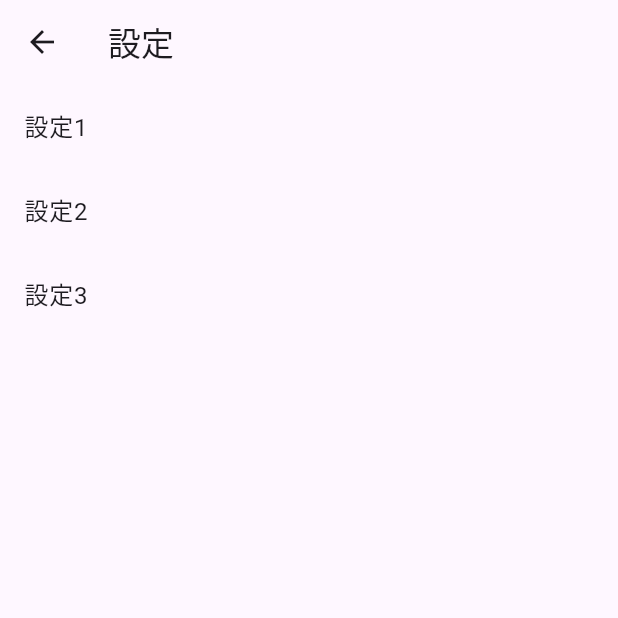
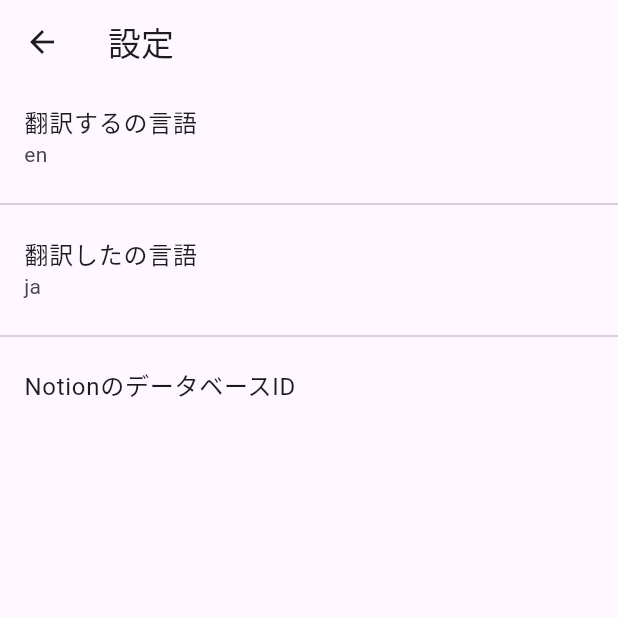
Before and after one commit to HarumaIto/nyakunyaku, a Flutter app: the screen it shows after launch, after a tap on the "settings" icon, on a phone screen of 412 x 824 dp, the top half of it. Run offline on Flutter 3.47's test engine with Material 3 defaults, Android fonts, the light colour scheme and no system bars; our stand-ins replace flutter_dotenv, flutter_hooks, freezed_annotation, hooks_riverpod; missing offline and left inert: deepl_dart.

Commit message:
update 設定ページにsettings_providerを実装し、プロジェクトにProviderScopeを追加

```diff
--- a/lib/main.dart
+++ b/lib/main.dart
@@ -1,11 +1,16 @@
 import 'package:flutter/material.dart';
 import 'package:flutter_dotenv/flutter_dotenv.dart';
+import 'package:hooks_riverpod/hooks_riverpod.dart';
 import 'package:nyakunyaku/ui/routes/settings_page.dart';
 import 'package:nyakunyaku/ui/routes/top_page.dart';
 
 Future<void> main() async {
   await dotenv.load(fileName: 'assets/env/.env');
-  runApp(const MyApp());
+  runApp(
+    const ProviderScope(
+      child: MyApp(),
+    ),
+  );
 }
 
 class MyApp extends StatelessWidget {
--- /dev/null
+++ b/lib/providers/settings_provider.dart
@@ -0,0 +1,14 @@
+import 'package:hooks_riverpod/hooks_riverpod.dart';
+import 'package:nyakunyaku/modules/json_settings.dart';
+
+class SettingsProvider extends StateNotifier<JsonSettings> {
+  SettingsProvider(super.state);
+
+  void setDatabaseId(String id) {
+    state = state.copyWith(targetDatabaseId: id);
+  }
+}
+
+final settingsProvider = StateNotifierProvider<SettingsProvider, JsonSettings>(
+  (ref) => SettingsProvider(const JsonSettings()),
+);
--- a/lib/ui/routes/settings_page.dart
+++ b/lib/ui/routes/settings_page.dart
@@ -1,27 +1,41 @@
 import 'package:flutter/material.dart';
 import 'package:hooks_riverpod/hooks_riverpod.dart';
+import 'package:nyakunyaku/providers/settings_provider.dart';
+import 'package:nyakunyaku/repositories/notion_repository.dart';
 
 class SettingsPage extends HookConsumerWidget {
   SettingsPage({super.key});
 
+  final notionRepository = NotionRepository();
+
   @override
   Widget build(BuildContext context, WidgetRef ref) {
+    final provider = ref.watch(settingsProvider);
+
     return Scaffold(
       appBar: AppBar(
         title: const Text('設定'),
       ),
-      body: Column(
-        children: const [
+      //
+      body: SingleChildScrollView(
+        child: Column(
+          children: [
             ListTile(
-            title: Text('設定1'),
+              title: const Text('翻訳するの言語'),
+              subtitle: Text(provider.sourceLang),
             ),
+            const Divider(),
             ListTile(
-            title: Text('設定2'),
+              title: const Text('翻訳したの言語'),
+              subtitle: Text(provider.targetLang),
             ),
+            const Divider(),
             ListTile(
-            title: Text('設定3'),
+              title: const Text('NotionのデータベースID'),
+              subtitle: Text(provider.targetDatabaseId),
             ),
           ],
+        ),
       ),
     );
   }
```
Lines whose indentation alone changed are shown as unchanged.
